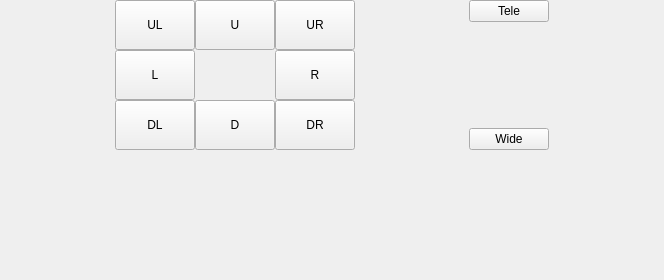
Qt form ptz-controls.ui (glikely/obs-ptz) before a commit.
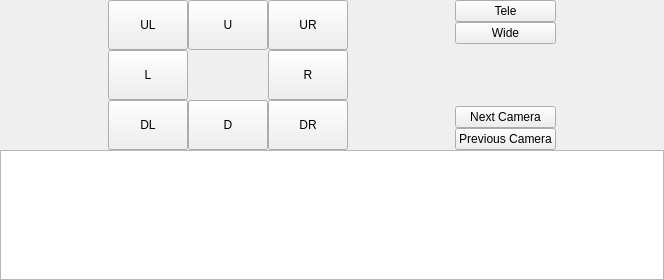
The same form after that commit.

Commit message:
Add support for multiple cameras
Store all the PTZCamera instances in a vector and allow each camera to
be controlled in turn. Adds two buttons, "Next Camera" and "Previous
Camera". Clicking one of these buttons will move forward or backward in
the list of cameras.

Interface to the camera is still fixed to a single serial port. The
plugin will scan the serial port at start up and create a camera
instance for each camera that it finds.

Todo: create a better user interface for selecting cameras

```diff
--- a/ptz-controls.ui
+++ b/ptz-controls.ui
@@ -201,6 +201,13 @@
             </property>
            </widget>
           </item>
+          <item>
+           <widget class="QPushButton" name="zoomButton_wide">
+            <property name="text">
+             <string>Wide</string>
+            </property>
+           </widget>
+          </item>
           <item>
            <spacer name="verticalSpacer_2">
             <property name="orientation">
@@ -215,9 +222,16 @@
            </spacer>
           </item>
           <item>
-           <widget class="QPushButton" name="zoomButton_wide">
+           <widget class="QPushButton" name="nextCameraButton">
             <property name="text">
-             <string>Wide</string>
+             <string>Next Camera</string>
+            </property>
+           </widget>
+          </item>
+          <item>
+           <widget class="QPushButton" name="prevCameraButton">
+            <property name="text">
+             <string>Previous Camera</string>
             </property>
            </widget>
           </item>
@@ -238,6 +252,9 @@
         </item>
        </layout>
       </item>
+      <item>
+       <widget class="QListView" name="ptzCameraList"/>
+      </item>
       <item>
        <spacer name="verticalSpacer">
         <property name="orientation">
```
The commit also changes 2 other files.
